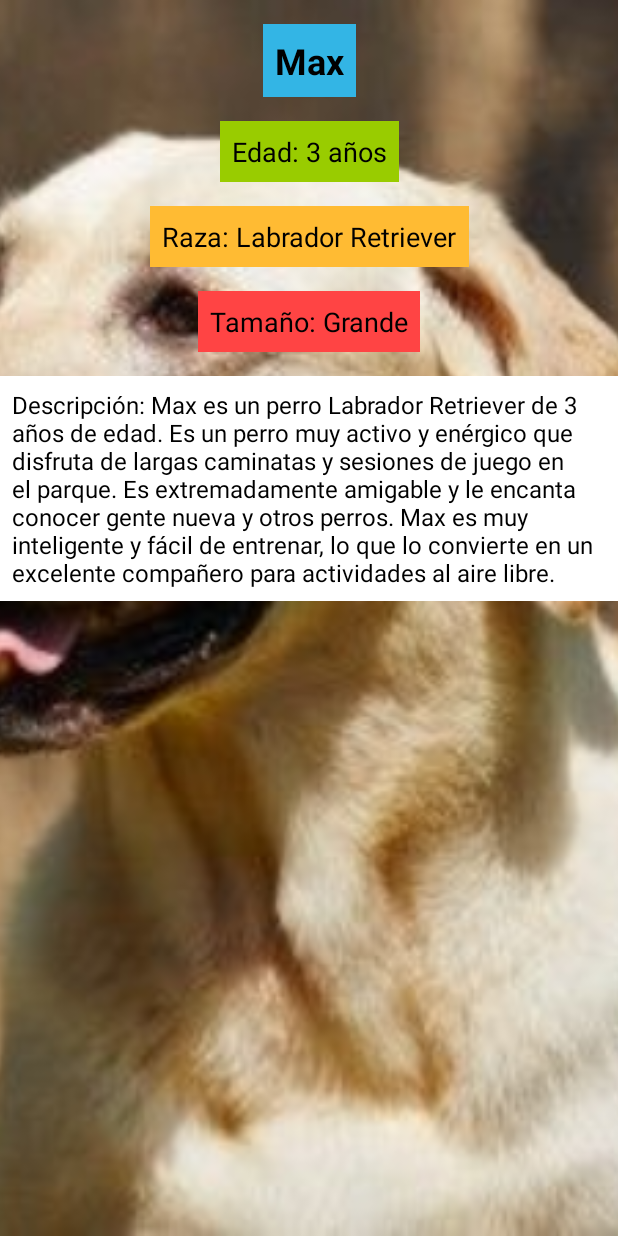
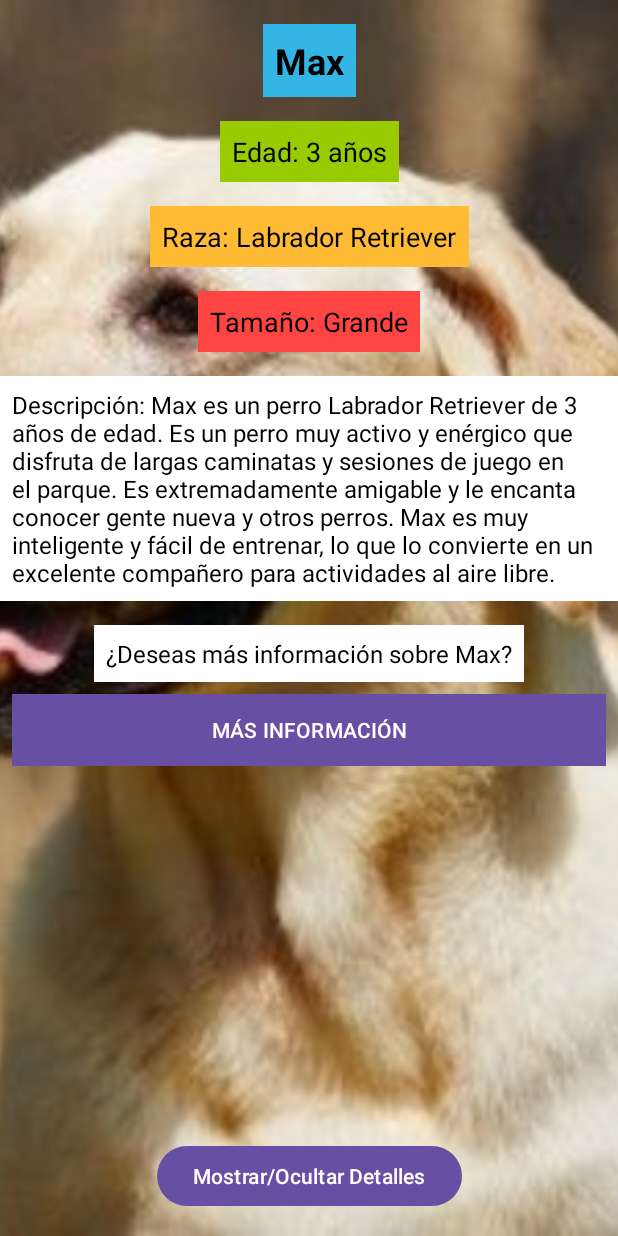
Before and after one commit to Roo55/AdoptaUnPerro, an Android app: the screen it shows after launch (DetallePerroActivity), after a tap on "MÁS INFORMACIÓN", on a phone screen of 412 x 824 dp. Run offline under Robolectric (Android 15) with nearby library versions, the phone set to English and light mode, and no system bars.

Commit message:
FUNCIONANDO, 09/04/2024, funciones añadidas

```diff
--- a/AdoptaUnPerroRLopez/app/src/main/java/com/example/adoptaunperrorlopez/DetallePerroActivity.java
+++ b/AdoptaUnPerroRLopez/app/src/main/java/com/example/adoptaunperrorlopez/DetallePerroActivity.java
@@ -1,6 +1,8 @@
 package com.example.adoptaunperrorlopez;
 
+import android.content.Intent;
 import android.os.Bundle;
+import android.view.View;
 
 import androidx.activity.EdgeToEdge;
 import androidx.appcompat.app.AppCompatActivity;
@@ -12,7 +14,7 @@ import com.example.adoptaunperrorlopez.databinding.ActivityDetallePerroBinding;
 
 public class DetallePerroActivity extends AppCompatActivity {
 
-    private ActivityDetallePerroBinding binding; // Variable para el Binding de la vista
+    private ActivityDetallePerroBinding binding;
 
     @Override
     protected void onCreate(Bundle savedInstanceState) {
@@ -20,7 +22,6 @@ public class DetallePerroActivity extends AppCompatActivity {
         binding = ActivityDetallePerroBinding.inflate(getLayoutInflater());
         setContentView(binding.getRoot());
 
-        // Recibir los datos del perro
         Perro perro = getIntent().getParcelableExtra("perro");
 
         binding.tvNombre.setText(perro.getNombre());
@@ -28,7 +29,18 @@ public class DetallePerroActivity extends AppCompatActivity {
         binding.tvRaza.setText("Raza: " + perro.getRaza());
         binding.tvTamano.setText("Tamaño: " + perro.getTamano());
         binding.tvDescripcion.setText("Descripción: " + perro.getDescripcionPerro());
+        binding.tvDeseasInformacion.setText("¿Deseas más información sobre " + perro.getNombre() +"?");
+
         int resourceId = getResources().getIdentifier(perro.getImagenFondo(), "drawable", getPackageName());
         binding.fondoImageView.setImageResource(resourceId);
+
+        binding.btnInformacionAdoptarPerro.setOnClickListener(new View.OnClickListener() {
+            @Override
+            public void onClick(View v) {
+                Intent intent = new Intent(DetallePerroActivity.this,FormularioAdoptarPerroActivity.class);
+                intent.putExtra("perroDetalle",perro);
+                startActivity(intent);
+            }
+        });
     }
 }
--- a/AdoptaUnPerroRLopez/app/src/main/java/com/example/adoptaunperrorlopez/PerrosAdapter.java
+++ b/AdoptaUnPerroRLopez/app/src/main/java/com/example/adoptaunperrorlopez/PerrosAdapter.java
@@ -10,6 +10,7 @@ import java.util.List;
 import androidx.annotation.NonNull;
 import androidx.recyclerview.widget.RecyclerView;
 
+import com.example.adoptaunperrorlopez.databinding.ActivityDetallePerroBinding;
 import com.example.adoptaunperrorlopez.databinding.PerroItemBinding;
 
 public class PerrosAdapter extends RecyclerView.Adapter< PerrosAdapter.PerroViewHolder > {
@@ -48,6 +49,7 @@ public class PerrosAdapter extends RecyclerView.Adapter< PerrosAdapter.PerroView
 
             }
         });
+
     }
 
     class PerroViewHolder extends RecyclerView.ViewHolder{
--- a/AdoptaUnPerroRLopez/app/src/main/res/layout/activity_detalle_perro.xml
+++ b/AdoptaUnPerroRLopez/app/src/main/res/layout/activity_detalle_perro.xml
@@ -84,4 +84,38 @@
         app:layout_constraintEnd_toEndOf="parent"
         android:layout_marginTop="16dp" />
 
+    <TextView
+        android:id="@+id/tvDeseasInformacion"
+        android:layout_width="wrap_content"
+        android:layout_height="wrap_content"
+        android:textSize="16sp"
+        android:textColor="@android:color/black"
+        android:background="@android:color/white"
+        android:padding="8dp"
+        app:layout_constraintTop_toBottomOf="@id/tvDescripcion"
+        app:layout_constraintStart_toStartOf="parent"
+        app:layout_constraintEnd_toEndOf="parent"
+        android:layout_marginTop="16dp"/>
+    <Button
+        android:id="@+id/btnInformacionAdoptarPerro"
+        android:layout_width="match_parent"
+        android:layout_height="wrap_content"
+        android:layout_margin="8dp"
+        android:background="@android:color/holo_blue_light"
+        android:text="MÁS INFORMACIÓN"
+        android:textSize="14sp"
+        app:layout_constraintStart_toStartOf="parent"
+        app:layout_constraintEnd_toEndOf="parent"
+        app:layout_constraintTop_toBottomOf="@id/tvDeseasInformacion" />
+
+    <Button
+        android:id="@+id/btnToggleVisibility"
+        android:layout_width="wrap_content"
+        android:layout_height="wrap_content"
+        android:text="Mostrar/Ocultar Detalles"
+        app:layout_constraintBottom_toBottomOf="parent"
+        app:layout_constraintEnd_toEndOf="parent"
+        app:layout_constraintStart_toStartOf="parent"
+        android:layout_marginBottom="16dp"/>
+
 </androidx.constraintlayout.widget.ConstraintLayout>
```
Also changed, not shown: AdoptaUnPerroRLopez/app/src/main/AndroidManifest.xml (+9 -3 lines), AdoptaUnPerroRLopez/app/src/main/java/com/example/adoptaunperrorlopez/FormularioAdoptarPerroActivity.java (added, +102 -0 lines), AdoptaUnPerroRLopez/app/src/main/res/layout/activity_formulario_adoptar_perro.xml (added, +129 -0 lines).
